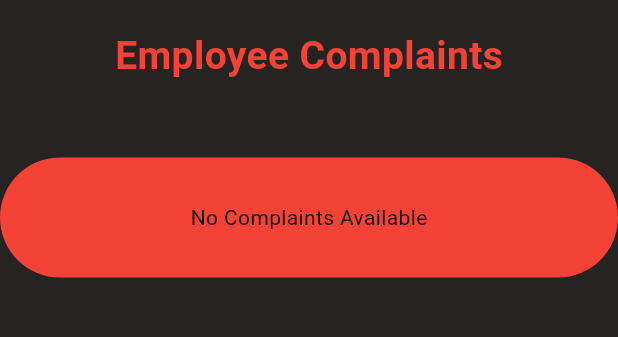
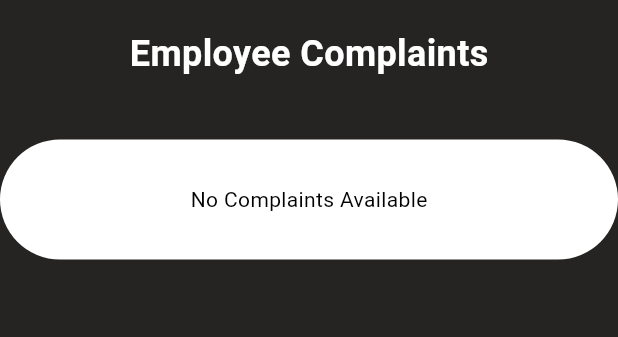
Before and after one commit to Duhudu/CreativeWeb, a Flutter app: the ComplaintPage screen opened directly, on a phone screen of 412 x 824 dp, the part 63-400 px from its top. Run offline on Flutter 3.47's test engine with Material 3 defaults, Android fonts, the light colour scheme and no system bars; our stand-ins replace cloud_firestore, firebase_auth, firebase_core, fluttertoast; accounts and stored records are empty.

Commit message:
Fixed the code in the Admin Salary page and Admin Complaint page

```diff
--- a/lib/admin/admin_complaint.dart
+++ b/lib/admin/admin_complaint.dart
@@ -67,17 +67,17 @@ class _ComplaintPageState extends State<ComplaintPage> {
             Text(
               "Employee Complaints",
               style: TextStyle(
-                  color: Colors.red,
-                  fontSize: 26,
+                  color: Colors.white,
+                  fontSize: 24,
                   fontWeight: FontWeight.bold
               ),
             ),
-            SizedBox(height: 49),
+            SizedBox(height: 40),
             Container(
               width: screenWidth * 90,
               padding: EdgeInsets.all(30),
               decoration: BoxDecoration(
-                color: Colors.red,
+                color: Colors.white,
                 borderRadius: BorderRadius.only(
                   topRight: Radius.circular(40),
                   topLeft: Radius.circular(40),
```
Also changed, not shown: lib/admin/admin_salary.dart (+4 -4 lines).
